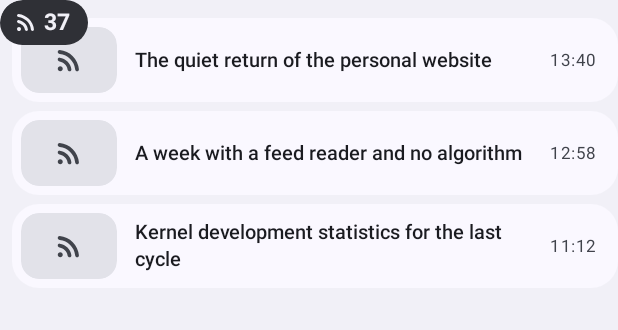
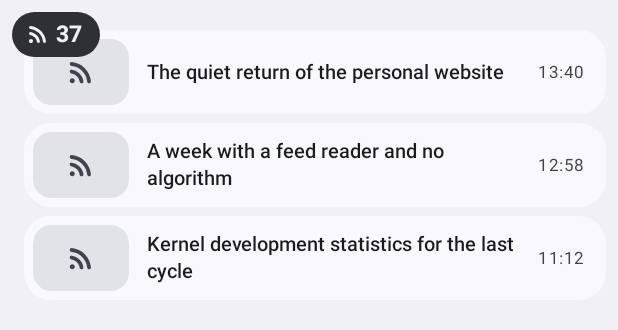
Before and after one commit to legal-hkr/news, an Android app built with Jetpack Compose: the layout widget_headlines_preview.xml on its own in the app's theme, with its tools: preview values and no code run, on a phone screen of 412 x 824 dp. Shown: the top 330 px of the screen. Run offline under Robolectric (Android 15) with nearby library versions, the phone set to English and light mode, and no system bars.

Commit message:
Moved the content of the widget previews away from the edges, where the widget picker cut the badge's corner.

```diff
--- a/app/src/main/res/layout/widget_headlines_preview.xml
+++ b/app/src/main/res/layout/widget_headlines_preview.xml
@@ -1,5 +1,5 @@
 <?xml version="1.0" encoding="utf-8"?>
-<!-- The Headlines widget's preview for the widget picker: three strips with sample content. -->
+<!-- The Headlines widget's preview for the widget picker: three strips with sample content. The content stands 8 dp inside the preview: the launcher's widget picker cuts every preview to its own rounded corners, also one that names its background and clips to it, and would cut the badge's corner. -->
 <FrameLayout xmlns:android="http://schemas.android.com/apk/res/android"
     xmlns:tools="http://schemas.android.com/tools"
     tools:ignore="SpUsage,UselessParent,ContentDescription,HardcodedText"
@@ -7,7 +7,8 @@
     android:layout_width="match_parent"
     android:layout_height="match_parent"
     android:background="@drawable/widget_floating_frame"
-    android:clipToOutline="true">
+    android:clipToOutline="true"
+    android:padding="8dp">
 
     <LinearLayout
         android:layout_width="match_parent"
--- a/app/src/main/res/layout/widget_newest_preview.xml
+++ b/app/src/main/res/layout/widget_newest_preview.xml
@@ -1,5 +1,5 @@
 <?xml version="1.0" encoding="utf-8"?>
-<!-- The Newest article widget (SPEC-widgets §5) with a picture: one frame holding the oblong picture, which takes the height the caption leaves, the feed's name and the headline (up to 3 lines); the badge on its corner. The frame starts 8 dp from the start and 10 dp from the top, so the badge stays inside the widget's bounds. Sizes are in dp, text too. This copy is the widget picker's preview, with sample content. -->
+<!-- The Newest article widget (SPEC-widgets §5) with a picture: one frame holding the oblong picture, which takes the height the caption leaves, the feed's name and the headline (up to 3 lines); the badge on its corner. The frame starts 8 dp from the start and 10 dp from the top, so the badge stays inside the widget's bounds. Sizes are in dp, text too. This copy is the widget picker's preview, with sample content. The content stands 8 dp inside the preview: the launcher's widget picker cuts every preview to its own rounded corners, also one that names its background and clips to it, and would cut the badge's corner. -->
 <FrameLayout xmlns:android="http://schemas.android.com/apk/res/android"
     xmlns:tools="http://schemas.android.com/tools"
     tools:ignore="SpUsage,UselessParent,ContentDescription,HardcodedText"
@@ -7,7 +7,8 @@
     android:layout_width="match_parent"
     android:layout_height="match_parent"
     android:background="@drawable/widget_floating_frame"
-    android:clipToOutline="true">
+    android:clipToOutline="true"
+    android:padding="8dp">
 
     <LinearLayout
         android:id="@+id/frame"
```
